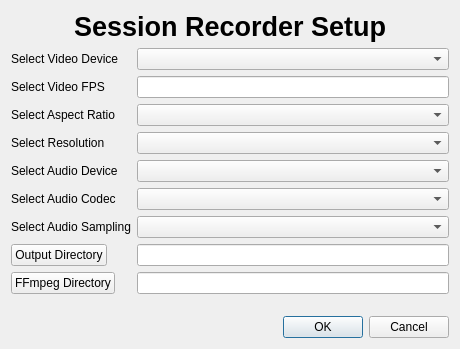
First picture: the form in initializationdialog.ui, repository miyamot0/SessionRecorder, before the edit.
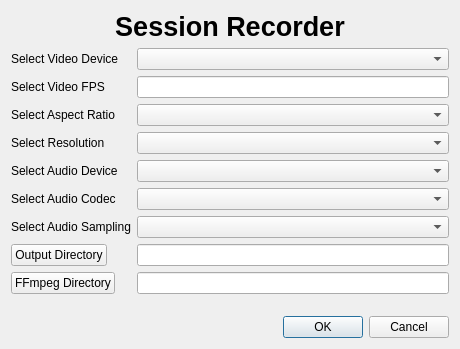
Second picture: the form after the edit.

Commit message: Update GUI -- no longer in Alpha

```diff
--- a/initializationdialog.ui
+++ b/initializationdialog.ui
@@ -23,7 +23,7 @@
       </sizepolicy>
      </property>
      <property name="text">
-      <string>&lt;html&gt;&lt;head/&gt;&lt;body&gt;&lt;p align=&quot;center&quot;&gt;&lt;span style=&quot; font-size:20pt; font-weight:600;&quot;&gt;Session Recorder Setup&lt;/span&gt;&lt;/p&gt;&lt;/body&gt;&lt;/html&gt;</string>
+      <string>&lt;html&gt;&lt;head/&gt;&lt;body&gt;&lt;p align=&quot;center&quot;&gt;&lt;span style=&quot; font-size:20pt; font-weight:600;&quot;&gt;Session Recorder&lt;/span&gt;&lt;/p&gt;&lt;/body&gt;&lt;/html&gt;</string>
      </property>
     </widget>
    </item>
```
The commit also changes 1 other file.
